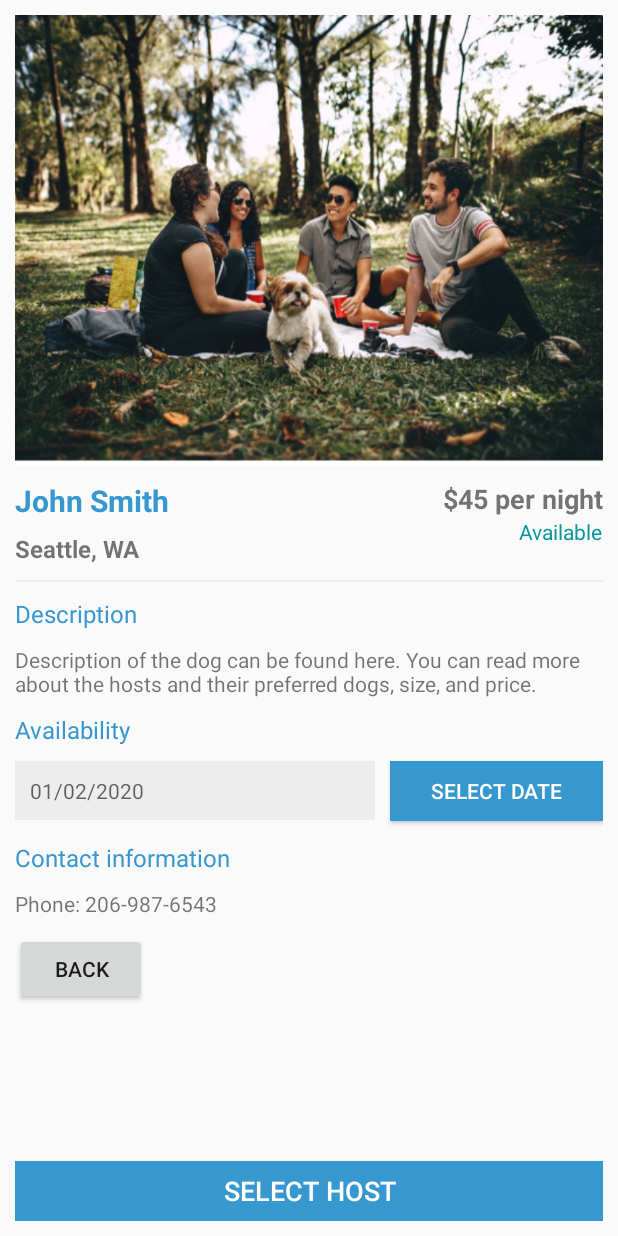
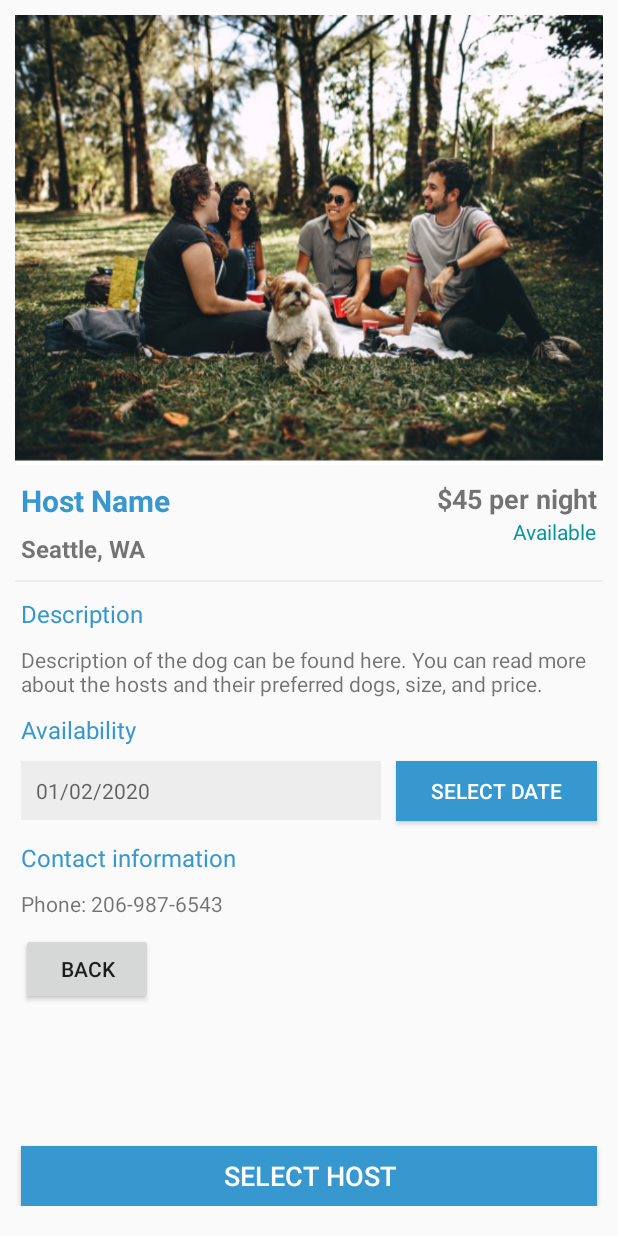
Before and after one commit to farhadbahrehmandhenry/AD340-team-project, an Android app: the HostActivity screen opened directly, with no data from a screen before it, on a phone screen of 412 x 824 dp. Run offline under Robolectric (Android 15) with nearby library versions, the phone set to English and light mode, and no system bars.

Commit message:
clean up code, strings, deleted unused imports and files

```diff
--- a/app/src/main/AndroidManifest.xml
+++ b/app/src/main/AndroidManifest.xml
@@ -14,7 +14,6 @@
         android:supportsRtl="true"
         android:theme="@style/AppTheme">
         <activity android:name=".HostActivity"></activity>
-        <activity android:name=".CreateAccountActivity" />
         <activity android:name=".ProfileActivity" />
         <activity android:name=".MainActivity">
             <intent-filter>
--- a/app/src/main/java/com/example/ad340_team_project/HostActivity.java
+++ b/app/src/main/java/com/example/ad340_team_project/HostActivity.java
@@ -2,10 +2,7 @@ package com.example.ad340_team_project;
 
 import androidx.appcompat.app.AppCompatActivity;
 
-import android.content.Intent;
-import android.graphics.drawable.Drawable;
 import android.os.Bundle;
-import android.util.Log;
 import android.view.Gravity;
 import android.view.View;
 import android.widget.ImageView;
--- a/app/src/main/java/com/example/ad340_team_project/HostsFragment.java
+++ b/app/src/main/java/com/example/ad340_team_project/HostsFragment.java
@@ -1,12 +1,8 @@
 package com.example.ad340_team_project;
 import android.content.Context;
 import android.content.Intent;
-import android.graphics.Bitmap;
-import android.graphics.BitmapFactory;
 import android.os.Bundle;
 import android.graphics.drawable.Drawable;
-import android.util.Log;
-import android.view.KeyEvent;
 import android.view.LayoutInflater;
 import android.view.View;
 import android.view.ViewGroup;
--- a/app/src/main/java/com/example/ad340_team_project/MainActivity.java
+++ b/app/src/main/java/com/example/ad340_team_project/MainActivity.java
@@ -44,11 +44,6 @@ public class MainActivity extends AppCompatActivity {
         String[] items = new String[]{"small", "medium", "big"};
         ArrayAdapter<String> adapter = new ArrayAdapter<>(this, android.R.layout.simple_spinner_dropdown_item, items);
         dropdown.setAdapter(adapter);
-    }
-
-    public void createAccount(View view) {
-        Intent intent = new Intent(this, CreateAccountActivity.class);
-        startActivity(intent);
     }
 
     public boolean isValid(String field, String fieldName) {
@@ -133,7 +128,6 @@ public class MainActivity extends AppCompatActivity {
             bundle.putString(Constants.KEY_BREED, breed);
             bundle.putString(Constants.KEY_SIZE, size);
 
-
             intent.putExtras(bundle);
 
             startActivity(intent);
--- a/app/src/main/java/com/example/ad340_team_project/ProfileActivity.java
+++ b/app/src/main/java/com/example/ad340_team_project/ProfileActivity.java
@@ -2,7 +2,6 @@ package com.example.ad340_team_project;
 
 import android.content.Intent;
 import android.os.Bundle;
-import android.util.Log;
 import android.view.View;
 
 import androidx.annotation.NonNull;
--- a/app/src/main/java/com/example/ad340_team_project/ProfileFragment.java
+++ b/app/src/main/java/com/example/ad340_team_project/ProfileFragment.java
@@ -4,7 +4,6 @@ import android.os.Bundle;
 import android.view.LayoutInflater;
 import android.view.View;
 import android.view.ViewGroup;
-import android.widget.Button;
 import android.widget.TextView;
 
 import androidx.fragment.app.Fragment;
--- a/app/src/main/res/layout/activity_host.xml
+++ b/app/src/main/res/layout/activity_host.xml
@@ -1,156 +1,189 @@
 <?xml version="1.0" encoding="utf-8"?>
-<RelativeLayout xmlns:android="http://schemas.android.com/apk/res/android"
+<ScrollView xmlns:android="http://schemas.android.com/apk/res/android"
     xmlns:tools="http://schemas.android.com/tools"
     android:layout_width="match_parent"
     android:layout_height="match_parent"
+    android:orientation="vertical"
     android:padding="@dimen/dim10"
-    tools:context=".HostActivity"
-    android:orientation="vertical">
+    android:layout_marginBottom="@dimen/dim10"
+    android:fillViewport="true"
+    tools:context=".HostActivity">
+
+    <RelativeLayout
+        android:layout_width="match_parent"
+        android:layout_height="match_parent">
 
         <ImageView
+            android:id="@+id/image"
             android:layout_width="match_parent"
-        android:layout_height="300dp"
+            android:layout_height="@dimen/height300"
+            android:layout_marginBottom="@dimen/dim10"
             android:background="@drawable/host3_julias_outdoorfun"
-        android:scaleType="centerCrop"
-        android:layout_marginBottom="@dimen/dim10"
-        android:id="@+id/image"/>
+            android:scaleType="centerCrop" />
 
         <TextView
+            android:id="@+id/name"
             android:layout_width="wrap_content"
             android:layout_height="wrap_content"
-        android:id="@+id/name"
-        android:text="John Smith"
-        android:textStyle="bold"
+            android:layout_below="@+id/image"
+            android:layout_marginStart="@dimen/margin4"
+            android:layout_marginEnd="@dimen/margin4"
+            android:text="@string/host_name_placeholder"
+            android:textColor="@color/headings"
             android:textSize="@dimen/textSize20"
-        android:textColor="@color/headings"
-        android:layout_below="@+id/image"/>
+            android:textStyle="bold" />
 
         <TextView
+            android:id="@+id/price"
             android:layout_width="wrap_content"
             android:layout_height="wrap_content"
-        android:id="@+id/price"
+            android:layout_below="@+id/image"
+            android:layout_alignParentEnd="true"
+            android:layout_marginStart="@dimen/margin4"
+            android:layout_marginEnd="@dimen/margin4"
             android:layout_toEndOf="@id/name"
-        android:text="$45 per night"
             android:gravity="right"
+            android:text="@string/per_night_priceholder"
             android:textSize="@dimen/size18"
-        android:textStyle="bold"
-        android:layout_alignParentEnd="true"
-        android:layout_below="@+id/image"/>
+            android:textStyle="bold" />
 
         <TextView
+            android:id="@+id/location"
             android:layout_width="wrap_content"
             android:layout_height="wrap_content"
-        android:text="Seattle, WA"
-        android:id="@+id/location"
+            android:layout_below="@+id/price"
+            android:layout_marginStart="@dimen/margin4"
             android:layout_marginTop="@dimen/marginTop10"
+            android:layout_marginEnd="@dimen/margin4"
+            android:text="@string/seattle_wa"
             android:textSize="@dimen/size16"
-        android:textStyle="bold"
-        android:layout_below="@+id/price"/>
+            android:textStyle="bold" />
 
         <TextView
+            android:id="@+id/available"
             android:layout_width="wrap_content"
             android:layout_height="wrap_content"
-        android:id="@+id/available"
-        android:text="Available"
-        android:textColor="@color/SignUpButton"
+            android:layout_below="@+id/price"
             android:layout_alignParentEnd="true"
-        android:layout_below="@+id/price"/>
+            android:layout_marginStart="@dimen/margin4"
+            android:layout_marginEnd="@dimen/margin4"
+            android:text="@string/available_placeholder"
+            android:textColor="@color/SignUpButton" />
 
         <View
             android:id="@+id/viewLine"
+            android:layout_width="fill_parent"
+            android:layout_height="@dimen/height1"
             android:layout_below="@id/location"
-        android:layout_width="fill_parent"
-        android:layout_height="1dp"
             android:layout_marginTop="@dimen/marginTop10"
             android:background="@color/colorLightGrey" />
 
         <TextView
+            android:id="@+id/descriptionTitle"
             android:layout_width="wrap_content"
             android:layout_height="wrap_content"
-        android:id="@+id/descriptionTitle"
-        android:text="Description"
-        android:textSize="@dimen/size16"
+            android:layout_below="@+id/viewLine"
+            android:layout_marginStart="@dimen/margin4"
             android:layout_marginTop="@dimen/marginTop10"
+            android:layout_marginEnd="@dimen/margin4"
+            android:text="@string/description"
             android:textColor="@color/headings"
-        android:layout_below="@+id/viewLine"/>
+            android:textSize="@dimen/size16" />
 
         <TextView
+            android:id="@+id/description"
             android:layout_width="wrap_content"
             android:layout_height="wrap_content"
-        android:id="@+id/description"
-        android:text="@string/Description"
+            android:layout_below="@+id/descriptionTitle"
+            android:layout_marginStart="@dimen/margin4"
             android:layout_marginTop="@dimen/marginTop10"
-        android:layout_below="@+id/descriptionTitle"/>
+            android:layout_marginEnd="@dimen/margin4"
+            android:text="@string/Description" />
 
         <TextView
+            android:id="@+id/availableTitle"
             android:layout_width="wrap_content"
             android:layout_height="wrap_content"
-        android:id="@+id/availableTitle"
-        android:text="Availability"
-        android:textSize="@dimen/size16"
+            android:layout_below="@+id/description"
+            android:layout_marginStart="@dimen/margin4"
             android:layout_marginTop="@dimen/marginTop10"
+            android:layout_marginEnd="@dimen/margin4"
+            android:text="@string/availability_title"
             android:textColor="@color/headings"
-        android:layout_below="@+id/description"/>
+            android:textSize="@dimen/size16" />
 
         <TextView
             android:id="@+id/textDate"
-        android:layout_width="240dp"
+            android:layout_width="@dimen/width240"
             android:layout_height="wrap_content"
             android:layout_below="@id/availableTitle"
+            android:layout_marginStart="@dimen/margin4"
+            android:layout_marginTop="@dimen/marginTop10"
+            android:layout_marginEnd="@dimen/dim10"
+            android:layout_marginBottom="@dimen/margin4"
             android:background="@color/colorLightGrey"
-        android:padding="@dimen/padding_10"
-        android:layout_marginEnd="@dimen/dim10"
-        android:layout_marginTop="@dimen/marginTop10"
-        android:layout_marginBottom="@dimen/margin4"
-        android:hint="01/02/2020"/>
+            android:hint="@string/_01_02_2020"
+            android:padding="@dimen/padding_10" />
 
         <TextView
+            android:id="@+id/infoTitle"
             android:layout_width="wrap_content"
             android:layout_height="wrap_content"
-        android:id="@+id/infoTitle"
-        android:text="Contact information"
-        android:textSize="@dimen/size16"
+            android:layout_below="@+id/textDate"
+            android:layout_marginStart="@dimen/margin4"
             android:layout_marginTop="@dimen/marginTop10"
+            android:layout_marginEnd="@dimen/margin4"
+            android:text="@string/contact_information_title"
             android:textColor="@color/headings"
-        android:layout_below="@+id/textDate"/>
+            android:textSize="@dimen/size16" />
 
         <TextView
+            android:id="@+id/phone"
             android:layout_width="wrap_content"
             android:layout_height="wrap_content"
-        android:id="@+id/phone"
-        android:text="Phone: 206-987-6543"
+            android:layout_below="@+id/infoTitle"
+            android:layout_marginStart="@dimen/margin4"
             android:layout_marginTop="@dimen/marginTop10"
-        android:layout_below="@+id/infoTitle"/>
+            android:layout_marginEnd="@dimen/margin4"
+            android:text="@string/phone_206_987_6543" />
 
         <Button
             android:id="@+id/btnSelectDate"
             android:layout_width="wrap_content"
             android:layout_height="@dimen/height40dp"
+            android:layout_below="@+id/availableTitle"
+            android:layout_alignParentEnd="true"
+            android:layout_marginTop="@dimen/marginTop10"
+            android:layout_marginEnd="@dimen/margin4"
             android:layout_toEndOf="@id/textDate"
-        android:layout_alignParentEnd="true"
-        android:text="Select Date"
             android:background="@color/headings"
-        android:textColor="@color/colorWhite"
-        android:layout_marginTop="@dimen/marginTop10"
-        android:layout_below="@+id/availableTitle"/>
+            android:text="@string/select_date_btn_title"
+            android:textColor="@color/colorWhite" />
 
         <Button
+            android:id="@+id/btnBack"
             android:layout_width="wrap_content"
             android:layout_height="wrap_content"
+            android:layout_below="@+id/phone"
+            android:layout_marginStart="@dimen/margin4"
+            android:layout_marginTop="@dimen/marginTop10"
+            android:layout_marginBottom="@dimen/margin50"
             android:onClick="back"
-        android:text="@string/back"
-        android:layout_marginTop="@dimen/marginTop10"
-        android:layout_below="@+id/phone"/>
+            android:text="@string/back" />
 
         <Button
+            android:id="@+id/select"
             android:layout_width="match_parent"
             android:layout_height="@dimen/height40dp"
+            android:layout_alignParentBottom="true"
+            android:layout_marginStart="@dimen/margin4"
+            android:layout_marginEnd="@dimen/margin4"
+            android:background="@color/headings"
             android:onClick="select"
-        android:id="@+id/select"
-        android:background="@color/headings"
+            android:text="@string/select_the_host"
             android:textColor="@color/colorWhite"
-        android:textSize="@dimen/size18"
-        android:text="@string/select_the_host"
-        android:layout_alignParentBottom="true"/>
+            android:textSize="@dimen/size18" />
 
     </RelativeLayout>
+
+</ScrollView>
--- a/app/src/main/res/values/dimens.xml
+++ b/app/src/main/res/values/dimens.xml
@@ -3,20 +3,33 @@
 
     // MARGIN
     <dimen name="margin4">4dp</dimen>
+    <dimen name="marginTop10">10dp</dimen>
     <dimen name="margin12">12dp</dimen>
     <dimen name="margin24">24dp</dimen>
     <dimen name="margin36">36dp</dimen>
-    <dimen name="marginTop80">80dp</dimen>
+    <dimen name="margin80">80dp</dimen>
+    <dimen name="margingTop25">25dp</dimen>
+    <dimen name="margin70">70dp</dimen>
+    <dimen name="marg15">15dp</dimen>
+    <dimen name="dim10">10dp</dimen>
+    <dimen name="margin200">200dp</dimen>
+    <dimen name="margin50">50dp</dimen>
+
+    // HEIGHT and WIDTH
     <dimen name="height30dp">30dp</dimen>
     <dimen name="height16dp">16dp</dimen>
-    <dimen name="textSignInAc">18sp</dimen>
-    <dimen name="marginTop10">10dp</dimen>
     <dimen name="height1dp">1dp</dimen>
     <dimen name="height40dp">40dp</dimen>
     <dimen name="height45dp">45dp</dimen>
-    <dimen name="margingTop25">25dp</dimen>
-    <dimen name="textSize20">20dp</dimen>
-    <dimen name="margin70">70dp</dimen>
+    <dimen name="textSignInAc">18sp</dimen>
+    <dimen name="card_image_height">200dp</dimen>
+    <dimen name="card_height">304dp</dimen>
+    <dimen name="card_title_height">40dp</dimen>
+    <dimen name="height250">250dp</dimen>
+    <dimen name="height1">1dp</dimen>
+    <dimen name="width120">120dp</dimen>
+    <dimen name="height300">300dp</dimen>
+    <dimen name="width240">240dp</dimen>
 
     // TEXT SIZE
     <dimen name="size14">14sp</dimen>
@@ -24,7 +37,9 @@
     <dimen name="size16">16sp</dimen>
     <dimen name="size17">17sp</dimen>
     <dimen name="size18">18sp</dimen>
+    <dimen name="size22">22sp</dimen>
     <dimen name="size20">20sp</dimen>
+    <dimen name="textSize20">20dp</dimen>
     <dimen name="size25">25sp</dimen>
     <dimen name="size38">38dp</dimen>
     <dimen name="size200">200dp</dimen>
@@ -33,13 +48,9 @@
     // PADDING
     <dimen name="padding_10">10dp</dimen>
     <dimen name="padding_8">8dp</dimen>
+    <dimen name="padding_20">20dp</dimen>
+    <dimen name="md_keylines">16dp</dimen>
 
 
-    <dimen name="marg15">15dp</dimen>
-    <dimen name="md_keylines">16dp</dimen>
-    <dimen name="card_image_height">200dp</dimen>
-    <dimen name="card_height">304dp</dimen>
-    <dimen name="card_title_height">40dp</dimen>
-    <dimen name="dim10">10dp</dimen>
-    <dimen name="margin200">200dp</dimen>
+
 </resources>
--- a/app/src/main/res/values/strings.xml
+++ b/app/src/main/res/values/strings.xml
@@ -45,7 +45,27 @@
     <string name="select_the_host">Select Host</string>
     <string name="Description">Description of the dog can be found here. You can read more about the hosts and their preferred dogs, size, and price.</string>
 
-    <!-- TODO: Remove or change this placeholder text -->
-    <string name="hello_blank_fragment">Hello blank fragment</string>
+    <string name="name_of_dog_placeholder">Name of Dog</string>
+    <string name="seattle_wa">Seattle, WA</string>
+    <string name="profile_details_title">Profile Details:</string>
+    <string name="age_of_dog_placeholder">Age of Dog</string>
+    <string name="bread_of_dog_placeholder">Bread of Dog:</string>
+    <string name="size_of_dog_placeholder">Size of Dog</string>
+    <string name="email_placeholder">Email:</string>
+    <string name="log_out_title">LOG OUT</string>
+    <string name="host_name_placeholder">Host Name</string>
+    <string name="host_price_placeholder">Host Price</string>
+    <string name="host_location_placeholder">Host Location</string>
+    <string name="available_placeholder">Available</string>
+    <string name="view_host_title">View Host</string>
+    <string name="small_size">small</string>
+    <string name="medium_size">medium</string>
+    <string name="big_size">big</string>
+    <string name="per_night_priceholder">$45 per night</string>
+    <string name="availability_title">Availability</string>
+    <string name="_01_02_2020">01/02/2020</string>
+    <string name="contact_information_title">Contact information</string>
+    <string name="phone_206_987_6543">Phone: 206-987-6543</string>
+    <string name="select_date_btn_title">Select Date</string>
 
 </resources>
```
Also changed, not shown: app/src/main/java/com/example/ad340_team_project/CreateAccountActivity.java (deleted, +0 -21 lines), app/src/main/res/layout/activity_profile.xml (deleted, +0 -67 lines), app/src/main/res/layout/create_account_activity.xml (deleted, +0 -158 lines), app/src/main/res/layout/fragment_hosts.xml (+11 -11 lines), app/src/main/res/layout/fragment_profile.xml (+24 -16 lines). Lines whose indentation alone changed are shown as unchanged.
